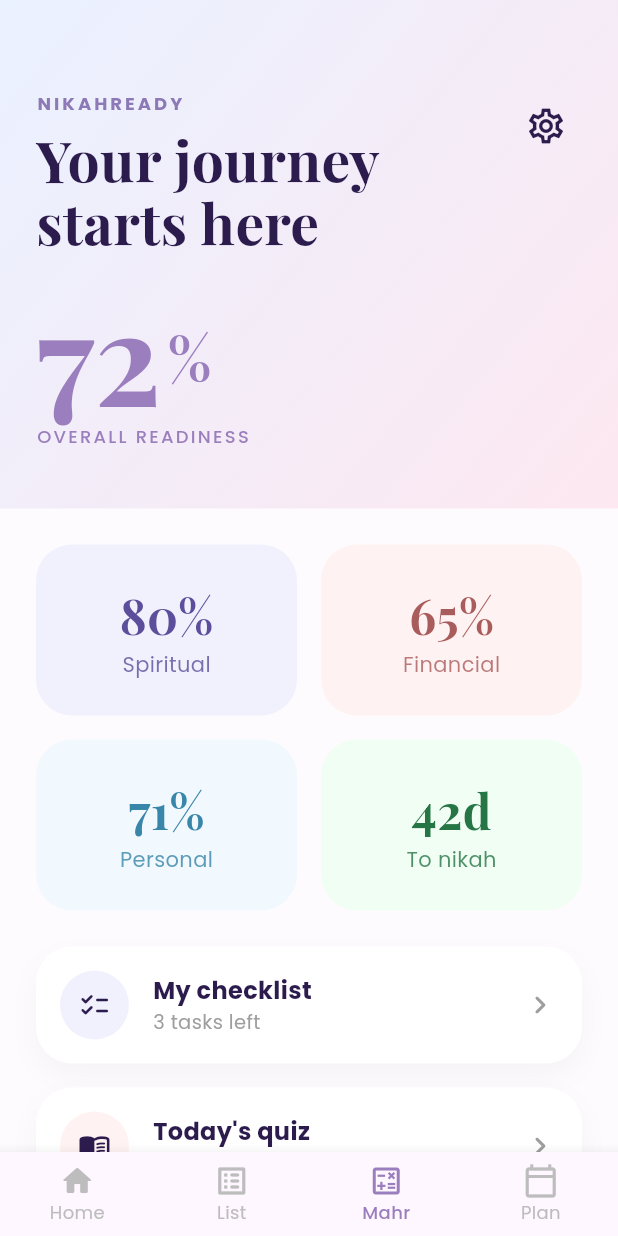
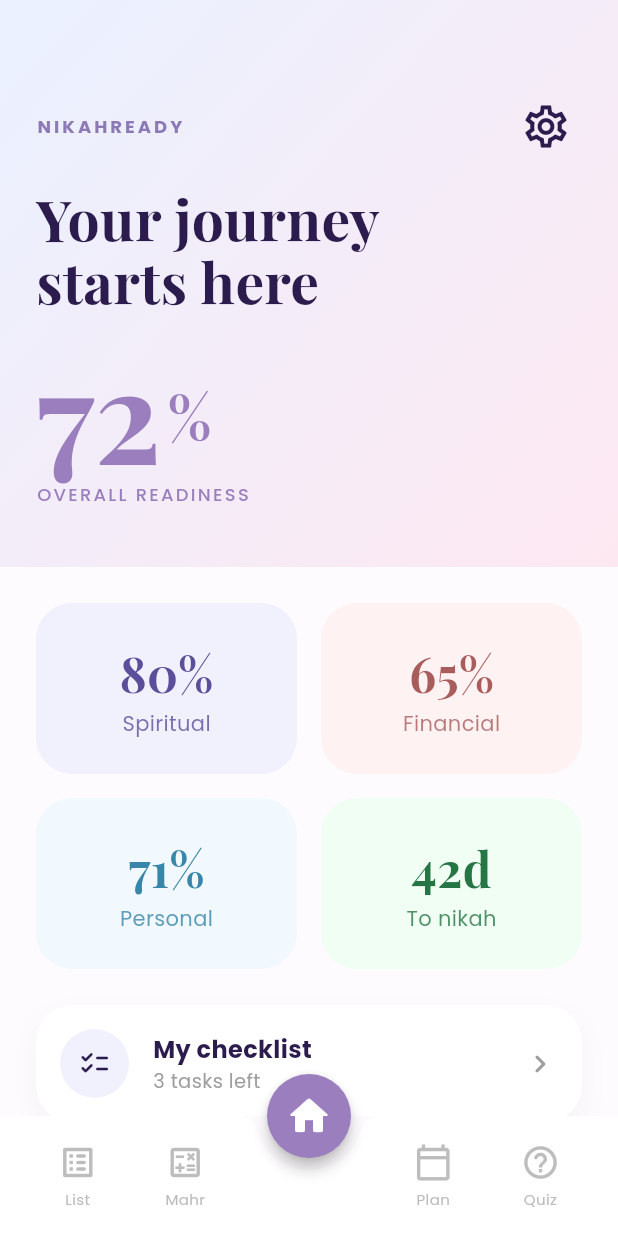
Before and after one commit to nisanotfound/NikahReady, a Flutter app: the DashboardScreen screen opened directly, on a phone screen of 412 x 824 dp. Run offline on Flutter 3.47's test engine with Material 3 defaults, Android fonts, the phone set to English and light mode, and no system bars; our stand-ins replace cloud_firestore, firebase_auth, firebase_core, google_fonts; accounts and stored records are empty.

Commit message:
style: final UI adjustments for dashboard and dynamic name settings

```diff
--- a/lib/screens/dashboard/dashboard_screen.dart
+++ b/lib/screens/dashboard/dashboard_screen.dart
@@ -1,6 +1,6 @@
 import 'package:flutter/material.dart';
 import 'package:google_fonts/google_fonts.dart';
-import 'settings_screen.dart'; // Pastikan fail ini wujud
+import 'settings_screen.dart';
 
 class DashboardScreen extends StatefulWidget {
   const DashboardScreen({super.key});
@@ -10,7 +10,7 @@ class DashboardScreen extends StatefulWidget {
 }
 
 class _DashboardScreenState extends State<DashboardScreen> {
-  int _selectedIndex = 2; // Dashboard Utama
+  int _selectedIndex = 2; // Mula dengan tab Home (indeks 2)
 
   void _onItemTapped(int index) {
     setState(() {
@@ -18,39 +18,92 @@ class _DashboardScreenState extends State<DashboardScreen> {
     });
   }
 
+  Widget _getSelectedScreen(int index) {
+    switch (index) {
+      case 0: return const Center(child: Text("Checklist (Akan Datang)"));
+      case 1: return const Center(child: Text("Mahr Calculator (Akan Datang)"));
+      case 2: return _buildMainDashboard();
+      case 3: return const Center(child: Text("Plan (Akan Datang)"));
+      case 4: return const Center(child: Text("Quiz (Akan Datang)"));
+      default: return _buildMainDashboard();
+    }
+  }
+
   @override
   Widget build(BuildContext context) {
+    // Tentukan warna butang Home bergantung kepada adakah ia sedang aktif (indeks 2)
+    final isHomeSelected = _selectedIndex == 2;
+
     return Scaffold(
       backgroundColor: const Color(0xFFFDFBFD),
-      body: _selectedIndex == 2
-          ? _buildMainDashboard()
-          : Center(child: Text("Screen Index: $_selectedIndex")),
+      body: _getSelectedScreen(_selectedIndex),
 
-      // Navigasi Bawah mengikut gambar
-      bottomNavigationBar: BottomNavigationBar(
-        currentIndex: _selectedIndex,
-        onTap: _onItemTapped,
-        type: BottomNavigationBarType.fixed,
-        selectedItemColor: const Color(0xFF9B7EBD),
-        unselectedItemColor: Colors.grey.shade400,
-        selectedLabelStyle: GoogleFonts.poppins(fontSize: 12, fontWeight: FontWeight.w500),
-        unselectedLabelStyle: GoogleFonts.poppins(fontSize: 12),
-        items: const [
-          BottomNavigationBarItem(icon: Icon(Icons.home_rounded), label: 'Home'),
-          BottomNavigationBarItem(icon: Icon(Icons.list_alt_rounded), label: 'List'),
-          BottomNavigationBarItem(icon: Icon(Icons.calculate_outlined), label: 'Mahr'),
-          BottomNavigationBarItem(icon: Icon(Icons.calendar_today_outlined), label: 'Plan'),
+      // UBAH: Butang Home kini akan jadi kelabu jika tab lain ditekan
+      floatingActionButton: FloatingActionButton(
+        onPressed: () => _onItemTapped(2),
+        backgroundColor: isHomeSelected ? const Color(0xFF9B7EBD) : Colors.grey.shade400,
+        elevation: isHomeSelected ? 4 : 0, // Buang bayang jika tidak aktif
+        shape: const CircleBorder(),
+        child: const Icon(Icons.home_rounded, color: Colors.white, size: 32),
+      ),
+      floatingActionButtonLocation: FloatingActionButtonLocation.centerDocked,
+
+      bottomNavigationBar: BottomAppBar(
+        shape: const CircularNotchedRectangle(),
+        notchMargin: 8.0,
+        color: Colors.white,
+        elevation: 10,
+        child: SizedBox(
+          height: 65,
+          child: Row(
+            mainAxisAlignment: MainAxisAlignment.spaceAround,
+            children: [
+              _buildNavItem(icon: Icons.list_alt_rounded, label: 'List', index: 0),
+              _buildNavItem(icon: Icons.calculate_outlined, label: 'Mahr', index: 1),
+              const SizedBox(width: 48), // Ruang untuk Home
+              _buildNavItem(icon: Icons.calendar_today_outlined, label: 'Plan', index: 3),
+              _buildNavItem(icon: Icons.help_outline_rounded, label: 'Quiz', index: 4),
+            ],
+          ),
+        ),
+      ),
+    );
+  }
+
+  // Fungsi ini yang menukar warna ikon dan teks bila ditekan
+  Widget _buildNavItem({required IconData icon, required String label, required int index}) {
+    final isSelected = _selectedIndex == index;
+    final color = isSelected ? const Color(0xFF9B7EBD) : Colors.grey.shade400;
+
+    return InkWell(
+      onTap: () => _onItemTapped(index),
+      highlightColor: Colors.transparent,
+      splashColor: Colors.transparent,
+      child: Column(
+        mainAxisSize: MainAxisSize.min,
+        mainAxisAlignment: MainAxisAlignment.center,
+        children: [
+          Icon(icon, color: color, size: 26),
+          const SizedBox(height: 4),
+          Text(
+            label,
+            style: GoogleFonts.poppins(
+              fontSize: 10,
+              color: color,
+              fontWeight: isSelected ? FontWeight.w600 : FontWeight.normal
+            )
+          ),
         ],
       ),
     );
   }
 
+  // --- BAHAGIAN DASHBOARD UI ---
   Widget _buildMainDashboard() {
     return SingleChildScrollView(
       child: Column(
         crossAxisAlignment: CrossAxisAlignment.start,
         children: [
-          // HEADER SECTION (Gradient)
           Container(
             width: double.infinity,
             padding: const EdgeInsets.fromLTRB(24, 60, 24, 40),
@@ -61,123 +114,61 @@ class _DashboardScreenState extends State<DashboardScreen> {
                 end: Alignment.bottomRight,
               ),
             ),
-            child: Stack(
-              children: [
-                Column(
+            child: Column(
               crossAxisAlignment: CrossAxisAlignment.start,
               children: [
-                    Text(
-                      "NIKAHREADY",
-                      style: GoogleFonts.poppins(
-                        fontSize: 12,
-                        fontWeight: FontWeight.bold,
-                        letterSpacing: 2,
-                        color: const Color(0xFF8C79B6),
+                Row(
+                  mainAxisAlignment: MainAxisAlignment.spaceBetween,
+                  crossAxisAlignment: CrossAxisAlignment.center,
+                  children: [
+                    Text("NIKAHREADY", style: GoogleFonts.poppins(fontSize: 12, fontWeight: FontWeight.bold, letterSpacing: 2, color: const Color(0xFF8C79B6))),
+                    IconButton(
+                      padding: EdgeInsets.zero,
+                      constraints: const BoxConstraints(),
+                      // UBAH: Saiz ikon dibesarkan dari 28 kepada 34 di sini
+                      icon: const Icon(Icons.settings_outlined, color: Color(0xFF2C1B4D), size: 34),
+                      onPressed: () => Navigator.push(context, MaterialPageRoute(builder: (_) => const SettingsScreen())),
                     ),
+                  ],
                 ),
-                    const SizedBox(height: 8),
-                    Text(
-                      "Your journey\nstarts here",
-                      style: GoogleFonts.playfairDisplay(
-                        fontSize: 38,
-                        fontWeight: FontWeight.bold,
-                        height: 1.1,
-                        color: const Color(0xFF2C1B4D),
-                      ),
-                    ),
+                const SizedBox(height: 16),
+                Text("Your journey\nstarts here", style: GoogleFonts.playfairDisplay(fontSize: 38, fontWeight: FontWeight.bold, height: 1.1, color: const Color(0xFF2C1B4D))),
                 const SizedBox(height: 24),
                 Row(
                   crossAxisAlignment: CrossAxisAlignment.end,
                   children: [
-                        Text(
-                          "72",
-                          style: GoogleFonts.playfairDisplay(
-                            fontSize: 85,
-                            fontWeight: FontWeight.bold,
-                            color: const Color(0xFF9B7EBD),
-                            height: 1,
-                          ),
-                        ),
-                        Padding(
-                          padding: const EdgeInsets.only(bottom: 12, left: 4),
-                          child: Text(
-                            "%",
-                            style: GoogleFonts.playfairDisplay(
-                              fontSize: 40,
-                              fontWeight: FontWeight.bold,
-                              color: const Color(0xFF9B7EBD),
-                            ),
-                          ),
-                        ),
+                    Text("72", style: GoogleFonts.playfairDisplay(fontSize: 85, fontWeight: FontWeight.bold, color: const Color(0xFF9B7EBD), height: 1)),
+                    Padding(padding: const EdgeInsets.only(bottom: 12, left: 4), child: Text("%", style: GoogleFonts.playfairDisplay(fontSize: 40, fontWeight: FontWeight.bold, color: const Color(0xFF9B7EBD)))),
                   ],
                 ),
                 const SizedBox(height: 4),
-                    Text(
-                      "OVERALL READINESS",
-                      style: GoogleFonts.poppins(
-                        fontSize: 12,
-                        letterSpacing: 1.5,
-                        fontWeight: FontWeight.w500,
-                        color: const Color(0xFF9B7EBD),
-                      ),
-                    ),
-                  ],
-                ),
-
-                // TAMBAHAN: Butang Settings di penjuru kanan
-                Positioned(
-                  right: 0,
-                  top: 0,
-                  child: IconButton(
-                    icon: const Icon(Icons.settings_outlined, color: Color(0xFF2C1B4D), size: 28),
-                    onPressed: () {
-                      Navigator.push(
-                        context,
-                        MaterialPageRoute(builder: (_) => const SettingsScreen()),
-                      );
-                    },
-                  ),
-                ),
+                Text("OVERALL READINESS", style: GoogleFonts.poppins(fontSize: 12, letterSpacing: 1.5, fontWeight: FontWeight.w500, color: const Color(0xFF9B7EBD))),
               ],
             ),
           ),
 
           const SizedBox(height: 24),
 
-          // STATISTICS GRID (4 Kotak)
           Padding(
             padding: const EdgeInsets.symmetric(horizontal: 24),
             child: Column(
               children: [
-                Row(
-                  children: [
-                    Expanded(child: _statBox("80%", "Spiritual", const Color(0xFFF1F1FE), const Color(0xFF5C4E9A))),
-                    const SizedBox(width: 16),
-                    Expanded(child: _statBox("65%", "Financial", const Color(0xFFFFF2F2), const Color(0xFFA95C5C))),
-                  ],
-                ),
+                Row(children: [Expanded(child: _statBox("80%", "Spiritual", const Color(0xFFF1F1FE), const Color(0xFF5C4E9A))), const SizedBox(width: 16), Expanded(child: _statBox("65%", "Financial", const Color(0xFFFFF2F2), const Color(0xFFA95C5C)))]),
                 const SizedBox(height: 16),
-                Row(
-                  children: [
-                    Expanded(child: _statBox("71%", "Personal", const Color(0xFFF1F9FE), const Color(0xFF3886A9))),
-                    const SizedBox(width: 16),
-                    Expanded(child: _statBox("42d", "To nikah", const Color(0xFFF1FEF4), const Color(0xFF257545))),
-                  ],
-                ),
+                Row(children: [Expanded(child: _statBox("71%", "Personal", const Color(0xFFF1F9FE), const Color(0xFF3886A9))), const SizedBox(width: 16), Expanded(child: _statBox("42d", "To nikah", const Color(0xFFF1FEF4), const Color(0xFF257545)))]),
               ],
             ),
           ),
 
           const SizedBox(height: 24),
 
-          // SHORTCUT LISTS (Checklist & Quiz)
           Padding(
             padding: const EdgeInsets.symmetric(horizontal: 24),
             child: Column(
               children: [
-                _actionRow(Icons.checklist_rounded, "My checklist", "3 tasks left", const Color(0xFFF1F1FE)),
+                _actionRow(icon: Icons.checklist_rounded, title: "My checklist", subtitle: "3 tasks left", iconBg: const Color(0xFFF1F1FE), onTap: () => _onItemTapped(0)),
                 const SizedBox(height: 16),
-                _actionRow(Icons.menu_book_rounded, "Today's quiz", "Syarat nikah", const Color(0xFFFFF2F2)),
+                _actionRow(icon: Icons.menu_book_rounded, title: "Today's quiz", subtitle: "Syarat nikah", iconBg: const Color(0xFFFFF2F2), onTap: () => _onItemTapped(4)),
               ],
             ),
           ),
@@ -189,80 +180,26 @@ class _DashboardScreenState extends State<DashboardScreen> {
 
   Widget _statBox(String value, String label, Color bgColor, Color textColor) {
     return Container(
-      width: double.infinity,
       padding: const EdgeInsets.symmetric(vertical: 24),
-      decoration: BoxDecoration(
-        color: bgColor,
-        borderRadius: BorderRadius.circular(24),
-      ),
-      child: Column(
-        children: [
-          Text(
-            value,
-            style: GoogleFonts.playfairDisplay(
-              fontSize: 32,
-              fontWeight: FontWeight.bold,
-              color: textColor
-            )
-          ),
-          Text(
-            label,
-            style: GoogleFonts.poppins(
-              fontSize: 14,
-              color: textColor.withOpacity(0.8)
-            )
-          ),
-        ],
-      ),
+      decoration: BoxDecoration(color: bgColor, borderRadius: BorderRadius.circular(24)),
+      child: Column(children: [Text(value, style: GoogleFonts.playfairDisplay(fontSize: 32, fontWeight: FontWeight.bold, color: textColor)), Text(label, style: GoogleFonts.poppins(fontSize: 14, color: textColor.withOpacity(0.8)))]),
     );
   }
 
-  Widget _actionRow(IconData icon, String title, String subtitle, Color iconBg) {
-    return Container(
+  Widget _actionRow({required IconData icon, required String title, required String subtitle, required Color iconBg, VoidCallback? onTap}) {
+    return GestureDetector(
+      onTap: onTap,
+      child: Container(
         padding: const EdgeInsets.all(16),
-      decoration: BoxDecoration(
-        color: Colors.white,
-        borderRadius: BorderRadius.circular(24),
-        boxShadow: [
-          BoxShadow(
-            color: Colors.black.withOpacity(0.03),
-            blurRadius: 15,
-            offset: const Offset(0, 8)
-          )
+        decoration: BoxDecoration(color: Colors.white, borderRadius: BorderRadius.circular(24), boxShadow: [BoxShadow(color: Colors.black.withOpacity(0.03), blurRadius: 15, offset: const Offset(0, 8))]),
+        child: Row(
+          children: [
+            Container(padding: const EdgeInsets.all(12), decoration: BoxDecoration(color: iconBg, shape: BoxShape.circle), child: Icon(icon, color: const Color(0xFF2C1B4D), size: 22)),
+            const SizedBox(width: 16),
+            Expanded(child: Column(crossAxisAlignment: CrossAxisAlignment.start, children: [Text(title, style: GoogleFonts.poppins(fontSize: 16, fontWeight: FontWeight.bold, color: const Color(0xFF2C1B4D))), Text(subtitle, style: GoogleFonts.poppins(fontSize: 13, color: Colors.grey))])),
+            const Icon(Icons.chevron_right_rounded, color: Colors.grey),
           ],
         ),
-      child: Row(
-        children: [
-          Container(
-            padding: const EdgeInsets.all(12),
-            decoration: BoxDecoration(color: iconBg, shape: BoxShape.circle),
-            child: Icon(icon, color: const Color(0xFF2C1B4D), size: 22)
-          ),
-          const SizedBox(width: 16),
-          Expanded(
-            child: Column(
-              crossAxisAlignment: CrossAxisAlignment.start,
-              children: [
-                Text(
-                  title,
-                  style: GoogleFonts.poppins(
-                    fontSize: 16,
-                    fontWeight: FontWeight.bold,
-                    color: const Color(0xFF2C1B4D)
-                  )
-                ),
-                Text(
-                  subtitle,
-                  style: GoogleFonts.poppins(
-                    fontSize: 13,
-                    color: Colors.grey
-                  )
-                ),
-              ],
-            ),
-          ),
-          const Icon(Icons.chevron_right_rounded, color: Colors.grey),
-        ],
       ),
     );
   }
--- a/lib/screens/dashboard/settings_screen.dart
+++ b/lib/screens/dashboard/settings_screen.dart
@@ -11,6 +11,22 @@ class SettingsScreen extends StatelessWidget {
   Widget build(BuildContext context) {
     // Mengambil data user yang sedang login
     final User? user = FirebaseAuth.instance.currentUser;
+
+    // --- LOGIK NAMA YANG LEBIH KEBAL ---
+    String displayUserName = "NikahReady User";
+
+    if (user != null) {
+      if (user.displayName != null &&
+          user.displayName!.trim().isNotEmpty &&
+          user.displayName != "NikahReady User") {
+        // Jika ada nama yang betul-betul sah dari Firebase
+        displayUserName = user.displayName!;
+      } else if (user.email != null && user.email!.isNotEmpty) {
+        // Jika tiada nama atau namanya masih default, paksa ambil dari e-mel
+        displayUserName = user.email!.split('@')[0];
+      }
+    }
+    // -----------------------------------
 
     return Scaffold(
       backgroundColor: const Color(0xFFFDFBFD),
@@ -40,9 +56,9 @@ class SettingsScreen extends StatelessWidget {
                   Column(
                     crossAxisAlignment: CrossAxisAlignment.start,
                     children: [
-                      // Nama User dari Firebase
+                      // Panggil pembolehubah displayUserName yang kita dah tapis di atas
                       Text(
-                        user?.displayName ?? "NikahReady User",
+                        displayUserName,
                         style: GoogleFonts.poppins(fontSize: 16, fontWeight: FontWeight.bold, color: const Color(0xFF2C1B4D))
                       ),
                       // Emel User dari Firebase
@@ -91,7 +107,7 @@ class SettingsScreen extends StatelessWidget {
     );
   }
 
-  // --- Widget helper di bawah kekal sama ---
+  // --- Widget helper ---
   Widget _buildSectionTitle(String title) {
     return Padding(
       padding: const EdgeInsets.only(left: 8, bottom: 8),
```
Lines whose indentation alone changed are shown as unchanged.
